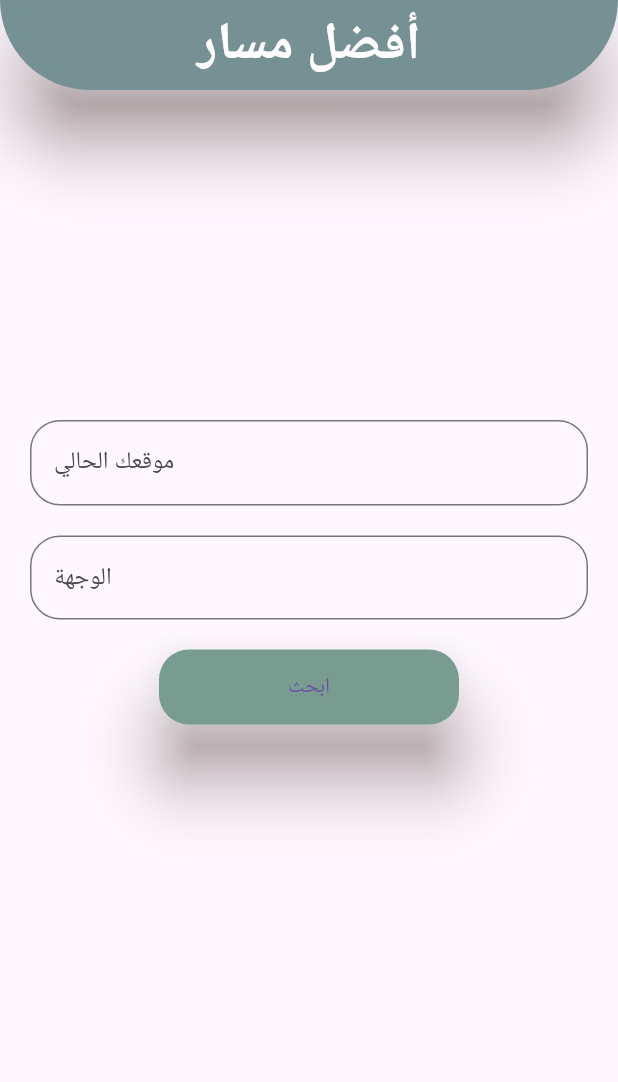
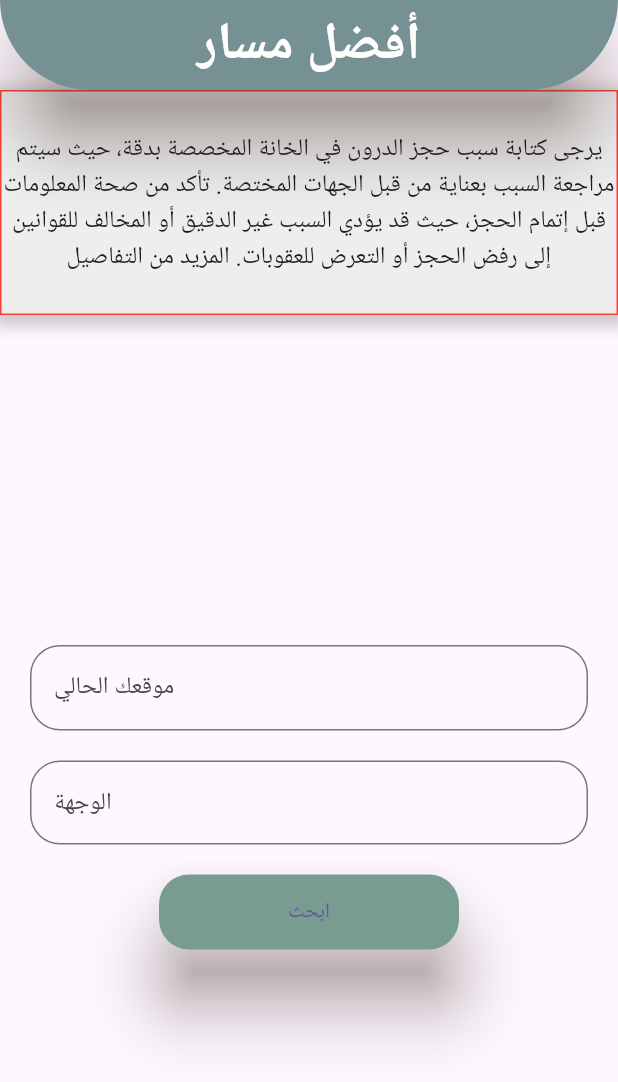
Before and after one commit to Yamen-2004/customer_transpoition, a Flutter app: the bestPath screen opened directly, on a phone screen of 412 x 824 dp. Shown: the top 1082 px of the screen. Run offline on Flutter 3.47's test engine with Material 3 defaults, Android fonts, the light colour scheme and no system bars; our stand-ins replace circle_nav_bar, firebase_core, flutter_map, google_fonts, google_maps_flutter, latlong2; accounts and stored records are empty; network calls fail.

Commit message:
final touches

```diff
--- a/lib/MC/controller/model/balqaa.dart
+++ b/lib/MC/controller/model/balqaa.dart
@@ -17,7 +17,7 @@ class balqaa {
       id: json["_id"],
       point1: json["مجمع البقعة"],
       point2: json["مجمع دير علا"],
-      point3: json["مجمع السلط الداخلي"],
+      point3: json["مجمع السلط الخارجي"],
     );
   }
 }
--- a/lib/view/city_points/IrbidInfo/points/ghor.dart
+++ b/lib/view/city_points/IrbidInfo/points/ghor.dart
@@ -215,7 +215,7 @@ class _ghor extends State<ghor> {
               child: ListView.builder(
                 itemBuilder: (context, index) {
                   return Container(
-                    height: 90,
+                    height: 80,
                     margin: EdgeInsets.all(10),
                     padding: EdgeInsets.all(10),
                     decoration: BoxDecoration(
@@ -226,7 +226,7 @@ class _ghor extends State<ghor> {
                       data[index],
                       textDirection: TextDirection.rtl,
                       style: const TextStyle(
-                        fontSize: 20,
+                        fontSize: 18,
                         fontWeight: FontWeight.w400,
                       ),
                     ),
--- a/lib/view/mainFile/bestpath.dart
+++ b/lib/view/mainFile/bestpath.dart
@@ -11,6 +11,33 @@ class bestPath extends StatelessWidget {
           title: const Text('أفضل مسار'),
         ),
         body: ListView(children: [
+          Container(
+            height: 150,
+            alignment: Alignment.centerRight,
+            decoration: BoxDecoration(
+              boxShadow: [
+                BoxShadow(
+                  color: Colors.grey.withOpacity(0.5),
+                  spreadRadius: 5,
+                  blurRadius: 7,
+                  offset: const Offset(0, 3),
+                ),
+              ],
+              color: Colors.grey[200],
+              border: Border.all(
+                color: Colors.red,
+                width: 1,
+              ),
+            ),
+            child: const Text(
+              """يرجى كتابة سبب حجز الدرون في الخانة المخصصة بدقة، حيث سيتم مراجعة السبب بعناية من قبل الجهات المختصة. تأكد من صحة المعلومات قبل إتمام الحجز، حيث قد يؤدي السبب غير الدقيق أو المخالف للقوانين إلى رفض الحجز أو التعرض للعقوبات. المزيد من التفاصيل""",
+              textAlign: TextAlign.center,
+              style: TextStyle(
+                fontSize: 16,
+                fontWeight: FontWeight.w400,
+              ),
+            ),
+          ),
           Center(
               child: Container(
                   margin: const EdgeInsets.only(top: 200),
--- a/pubspec.yaml
+++ b/pubspec.yaml
@@ -44,6 +44,7 @@ dependencies:
   latlong2: ^0.9.1
   circle_nav_bar: ^2.1.0+1
   webview_flutter: ^4.5.0
+  google_maps_flutter: ^2.5.3
 
 
 
```
Also changed, not shown: lib/MC/controller/controller/url.dart (+13 -13 lines), lib/view/city_points/IrbidInfo/points/amman.dart (+4 -3 lines), lib/view/city_points/IrbidInfo/points/khalil.dart (+4 -3 lines), lib/view/city_points/IrbidInfo/points/oldghor.dart (+4 -3 lines), lib/view/city_points/ammanInfo/points/point1.dart (+4 -3 lines), lib/view/city_points/ammanInfo/points/point2.dart (+4 -3 lines), lib/view/city_points/ammanInfo/points/point3.dart (+4 -3 lines), lib/view/mainFile/nearbus.dart (+8 -13 lines), lib/widget/future/future1.dart (+4 -3 lines), lib/widget/future/future2.dart (+4 -3 lines), lib/widget/future/future3.dart (+4 -3 lines), lib/widget/waiting.dart (added, +12 -0 lines), pubspec.lock, 1 other file.
